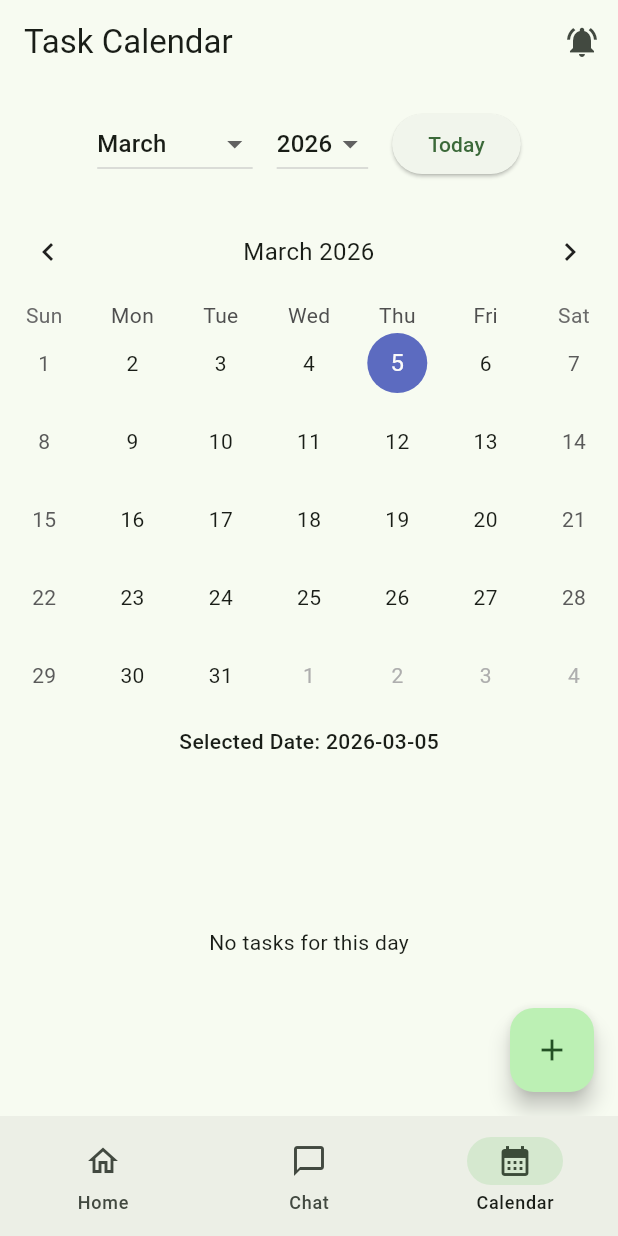
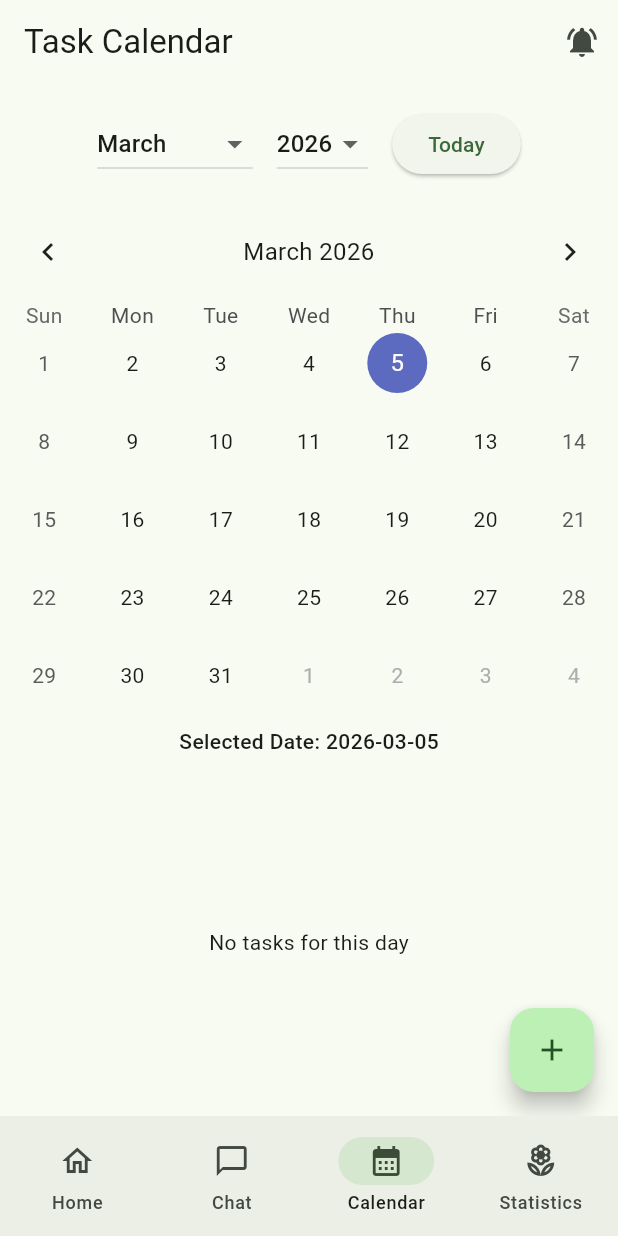
Before and after one commit to Smemedi/Bloom_Buddy, a Flutter app: the screen it shows after launch, item 3 of the bottom bar chosen, on a phone screen of 412 x 824 dp. Run offline on Flutter 3.47's test engine with Material 3 defaults, Android fonts, the phone set to English and light mode, and no system bars; drawn by our look-alikes of table_calendar; our stand-ins replace flutter_local_notifications, image_picker, shared_preferences, timezone.

Commit message:
integrated stats dashboard

```diff
--- a/app/lib/main.dart
+++ b/app/lib/main.dart
@@ -4,6 +4,9 @@ import 'package:image_picker/image_picker.dart';
 import 'package:http/http.dart' as http;
 import 'dart:convert';
 import 'calendar_screen.dart';
+import 'BloomBuddy.dart';
+import 'greenhouse_models.dart';
+import 'greenhouse_service.dart';
 
 void main() => runApp(const PlantApp());
 const String serverBaseUrl = "http://64.131.107.11:8000"; // may need to be changed
@@ -38,6 +41,7 @@ class _RootNavState extends State<RootNav> {
     HomePlantsPage(),
     MessagesPage(),
     CalendarScreen(),
+    BloomBuddy()
   ];
 
   @override
@@ -51,6 +55,7 @@ class _RootNavState extends State<RootNav> {
           NavigationDestination(icon: Icon(Icons.home_outlined), selectedIcon: Icon(Icons.home), label: 'Home'),
           NavigationDestination(icon: Icon(Icons.chat_bubble_outline), selectedIcon: Icon(Icons.chat_bubble), label: 'Chat'),
           NavigationDestination(icon: Icon(Icons.calendar_month_outlined), selectedIcon: Icon(Icons.calendar_month), label: 'Calendar'),
+          NavigationDestination(icon: Icon(Icons.local_florist_outlined), selectedIcon: Icon(Icons.local_florist), label: 'Statistics'),
         ],
       ),
     );
```
